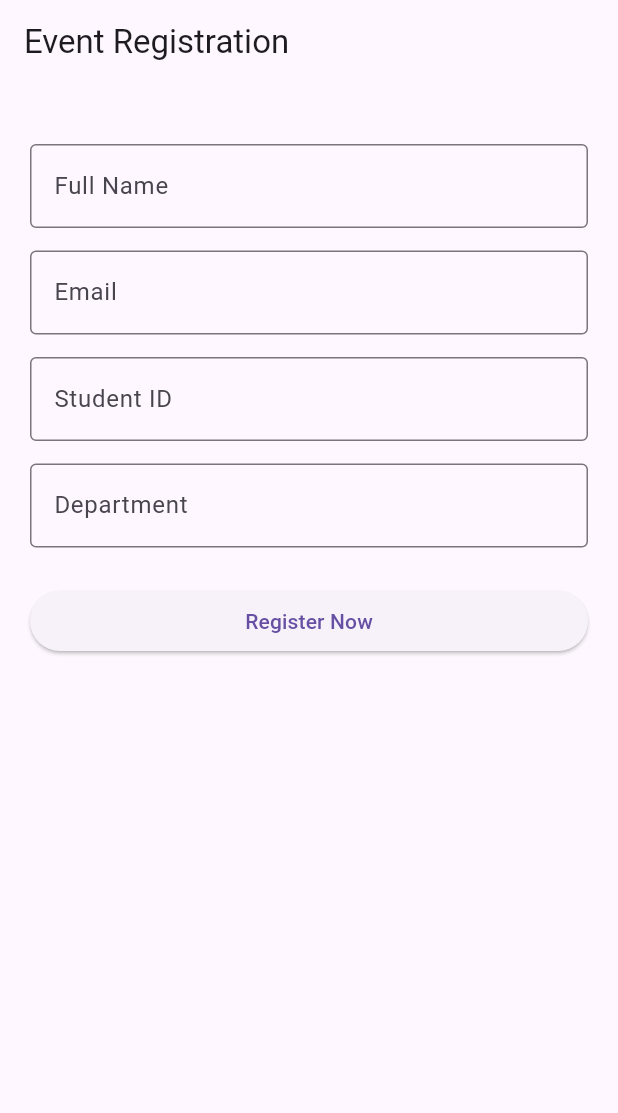
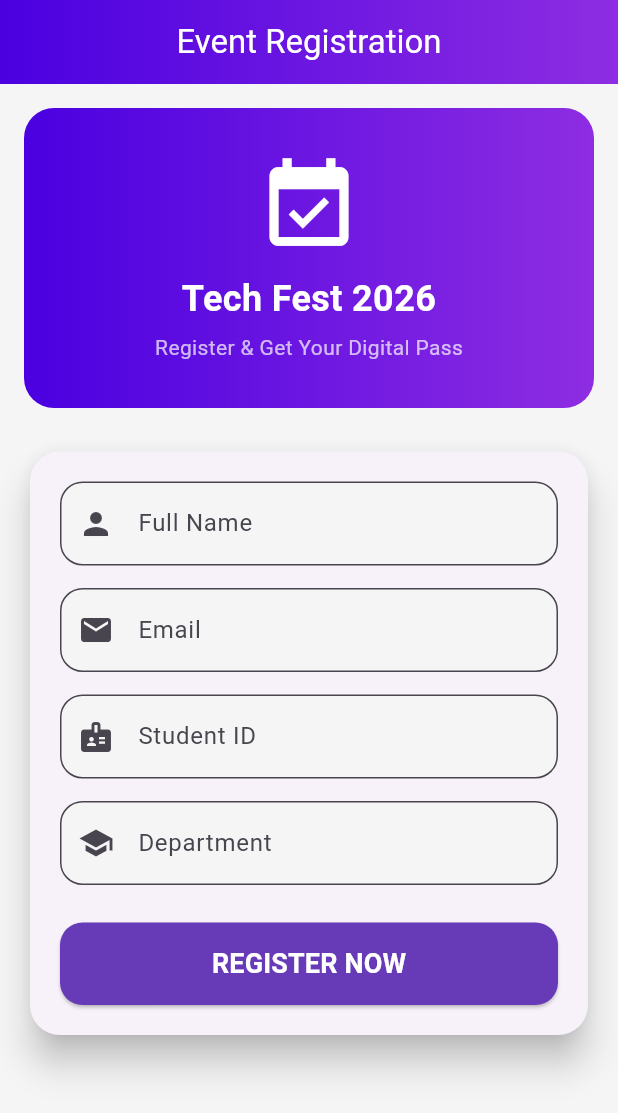
Before and after one commit to Santoshi636/Smart-Campus-Event-Pass-Hub, a Flutter app: the screen it shows after launch, on a phone screen of 412 x 824 dp. Shown: the top 1113 px of the screen. Run offline on Flutter 3.47's test engine with Material 3 defaults, Android fonts, the phone set to English and light mode, and no system bars; our stand-ins replace qr_flutter.

Commit message:
Updated UI design

```diff
--- a/event_handling/lib/main.dart
+++ b/event_handling/lib/main.dart
@@ -1,20 +1,25 @@
 import 'package:flutter/material.dart';
 import 'registration_screen.dart';
+
 void main() {
   runApp(const SmartCampusApp());
 }
 
 class SmartCampusApp extends StatelessWidget {
   const SmartCampusApp({super.key});
+
   @override
   Widget build(BuildContext context) {
     return MaterialApp(
       debugShowCheckedModeBanner: false,
-      title: 'Smart Campus Event Pass Hub',
+      title: 'Smart Campus Event Hub',
       theme: ThemeData(
-        primarySwatch: Colors.indigo,
+        primarySwatch: Colors.deepPurple,
       ),
-      home: const RegistrationScreen(),
+
+      home: const RegistrationScreen(
+      eventName: "Tech Fest 2026",
+    ),
     );
   }
 }
--- a/event_handling/lib/registration_screen.dart
+++ b/event_handling/lib/registration_screen.dart
@@ -2,7 +2,12 @@ import 'package:flutter/material.dart';
 import 'digital_pass_screen.dart';
 
 class RegistrationScreen extends StatefulWidget {
-  const RegistrationScreen({super.key});
+  final String eventName;
+
+  const RegistrationScreen({
+    Key? key,
+    required this.eventName,
+  }) : super(key: key);
 
   @override
   State<RegistrationScreen> createState() =>
@@ -22,12 +27,32 @@ class _RegistrationScreenState
     if (_formKey.currentState!.validate()) {
       showDialog(
         context: context,
-        builder: (_) => AlertDialog(
-          title: const Text("Registration Successful"),
-          content: const Text(
-            "Your event registration has been completed!",
+        builder: (context) => AlertDialog(
+          shape: RoundedRectangleBorder(
+            borderRadius: BorderRadius.circular(20),
           ),
-          actions: [
+          content: Column(
+            mainAxisSize: MainAxisSize.min,
+            children: [
+              const Icon(
+                Icons.check_circle,
+                color: Colors.green,
+                size: 80,
+              ),
+              const SizedBox(height: 15),
+              const Text(
+                "Registration Successful!",
+                style: TextStyle(
+                  fontSize: 20,
+                  fontWeight: FontWeight.bold,
+                ),
+              ),
+              const SizedBox(height: 10),
+              Text(
+                "You have registered for\n${widget.eventName}",
+                textAlign: TextAlign.center,
+              ),
+              const SizedBox(height: 20),
               ElevatedButton(
                 onPressed: () {
                   Navigator.pop(context);
@@ -35,7 +60,8 @@ class _RegistrationScreenState
                   Navigator.push(
                   context,
                   MaterialPageRoute(
-                builder: (context) => DigitalPassScreen(
+                  builder: (_) => DigitalPassScreen(
+                  eventName: widget.eventName,
                   name: nameController.text,
                   email: emailController.text,
                   studentId:
@@ -47,106 +73,205 @@ class _RegistrationScreenState
                   );
                 },
                 child: const Text("View Pass"),
+              )
+            ],
           ),
-          ],
         ),
       );
     }
   }
 
+  Widget buildTextField({
+    required TextEditingController controller,
+    required String label,
+    required IconData icon,
+  }) {
+    return TextFormField(
+      controller: controller,
+      validator: (value) {
+        if (value == null || value.isEmpty) {
+          return "Please enter $label";
+        }
+
+        if (label == "Email" &&
+        !value.contains("@")) {
+        return "Enter valid email";
+        }
+
+        return null;
+      },
+      decoration: InputDecoration(
+        prefixIcon: Icon(icon),
+        labelText: label,
+        filled: true,
+        fillColor: Colors.grey.shade100,
+        border: OutlineInputBorder(
+          borderRadius:
+          BorderRadius.circular(15),
+        ),
+      ),
+    );
+  }
+
   @override
   Widget build(BuildContext context) {
     return Scaffold(
+        backgroundColor: Colors.grey.shade100,
+
         appBar: AppBar(
         title: const Text("Event Registration"),
+    centerTitle: true,
+    foregroundColor: Colors.white,
+    flexibleSpace: Container(
+    decoration: const BoxDecoration(
+    gradient: LinearGradient(
+    colors: [
+    Color(0xff4A00E0),
+    Color(0xff8E2DE2),
+    ],
     ),
-      body: Padding(
-        padding: const EdgeInsets.all(20),
+    ),
+    ),
+    ),
+
+    body: SingleChildScrollView(
+    padding: const EdgeInsets.all(16),
+    child: Column(
+    children: [
+    Container(
+    width: double.infinity,
+    height: 200,
+    decoration: BoxDecoration(
+    borderRadius:
+    BorderRadius.circular(20),
+    gradient: const LinearGradient(
+    colors: [
+    Color(0xff4A00E0),
+    Color(0xff8E2DE2),
+    ],
+    ),
+    ),
+    child: Column(
+    mainAxisAlignment:
+    MainAxisAlignment.center,
+    children: [
+    const Icon(
+    Icons.event_available,
+    color: Colors.white,
+    size: 70,
+    ),
+
+    const SizedBox(height: 10),
+
+    Text(
+    widget.eventName,
+    textAlign: TextAlign.center,
+    style: const TextStyle(
+    color: Colors.white,
+    fontSize: 24,
+    fontWeight:
+    FontWeight.bold,
+    ),
+    ),
+
+    const SizedBox(height: 5),
+
+    const Text(
+    "Register & Get Your Digital Pass",
+    style: TextStyle(
+    color: Colors.white70,
+    ),
+    ),
+    ],
+    ),
+    ),
+
+    const SizedBox(height: 25),
+
+    Card(
+    elevation: 10,
+    shape: RoundedRectangleBorder(
+    borderRadius:
+    BorderRadius.circular(20),
+    ),
+    child: Padding(
+    padding:
+    const EdgeInsets.all(20),
     child: Form(
     key: _formKey,
-            child: ListView(
+    child: Column(
     children: [
-
-                const SizedBox(height: 20),
-
-            TextFormField(
-            controller: nameController,
-            decoration: const InputDecoration(
-        labelText: "Full Name",
-        border: OutlineInputBorder(),
-      ),
-      validator: (value) {
-        if (value == null ||
-            value.trim().isEmpty) {
-          return "Enter your name";
-        }
-        return null;
-      },
+    buildTextField(
+    controller:
+    nameController,
+    label: "Full Name",
+    icon: Icons.person,
     ),
 
     const SizedBox(height: 15),
 
-    TextFormField(
-    controller: emailController,
-    decoration: const InputDecoration(
-    labelText: "Email",
-    border: OutlineInputBorder(),
-    ),
-    validator: (value) {
-    if (value == null ||
-    !value.contains("@")) {
-    return "Enter valid email";
-    }
-    return null;
-    },
+    buildTextField(
+    controller:
+    emailController,
+    label: "Email",
+    icon: Icons.email,
     ),
 
     const SizedBox(height: 15),
 
-    TextFormField(
-    controller: studentIdController,
-    decoration: const InputDecoration(
-    labelText: "Student ID",
-    border: OutlineInputBorder(),
-    ),
-    validator: (value) {
-    if (value == null ||
-    value.isEmpty) {
-    return "Enter Student ID";
-    }
-    return null;
-    },
+    buildTextField(
+    controller:
+    studentIdController,
+    label: "Student ID",
+    icon: Icons.badge,
     ),
 
     const SizedBox(height: 15),
 
-    TextFormField(
-    controller: departmentController,
-    decoration: const InputDecoration(
-    labelText: "Department",
-    border: OutlineInputBorder(),
-    ),
-    validator: (value) {
-    if (value == null ||
-    value.isEmpty) {
-    return "Enter Department";
-    }
-    return null;
-    },
+    buildTextField(
+    controller:
+    departmentController,
+    label: "Department",
+    icon: Icons.school,
     ),
 
     const SizedBox(height: 25),
 
-    ElevatedButton(
+    SizedBox(
+    width: double.infinity,
+    height: 55,
+    child: ElevatedButton(
     onPressed: submitForm,
+    style:
+    ElevatedButton.styleFrom(
+    backgroundColor:
+    Colors.deepPurple,
+    shape:
+    RoundedRectangleBorder(
+    borderRadius:
+    BorderRadius
+        .circular(15),
+    ),
+    ),
     child: const Text(
-    "Register Now",
+    "REGISTER NOW",
+    style: TextStyle(
+    fontSize: 18,
+    color: Colors.white,
+    fontWeight:
+    FontWeight.bold,
+    ),
+    ),
     ),
     ),
     ],
     ),
     ),
     ),
+    ),
+    ],
+    ),
+    ),
     );
   }
 }
```
Also changed, not shown: event_handling/lib/digital_pass_screen.dart (+152 -49 lines). Lines whose indentation alone changed are shown as unchanged.
